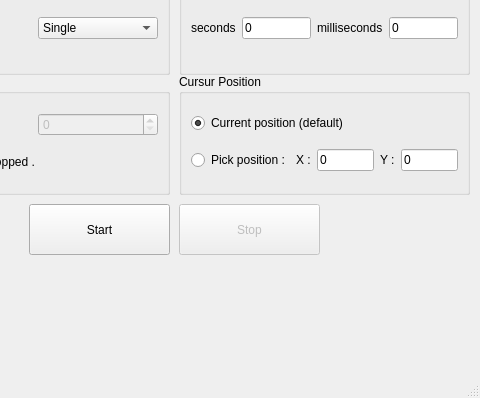
Qt form mainUi.ui (bigbanana80/Mouse-clicker-Pro) before a commit; both pictures show x 111 to 591 and y 256 to 654 of the 591 by 654 pixel window.
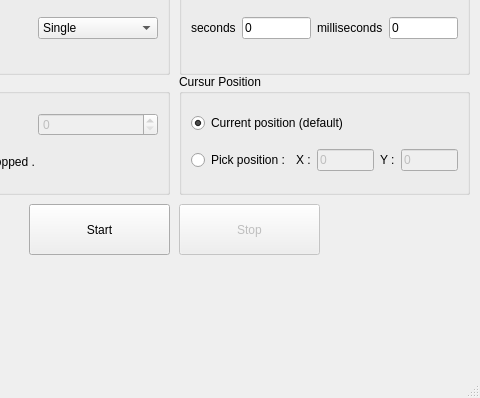
The same form after that commit.

Commit message: 0.2.0 "cursur position works now"

The edit to the form file:
```diff
--- a/mainUi.ui
+++ b/mainUi.ui
@@ -219,6 +219,9 @@
      </item>
      <item row="1" column="2">
       <widget class="QLineEdit" name="x_cor">
+       <property name="enabled">
+        <bool>false</bool>
+       </property>
        <property name="text">
         <string>0</string>
        </property>
@@ -233,6 +236,9 @@
      </item>
      <item row="1" column="4">
       <widget class="QLineEdit" name="y_cor">
+       <property name="enabled">
+        <bool>false</bool>
+       </property>
        <property name="text">
         <string>0</string>
        </property>
```
The commit also changes 2 other files.
